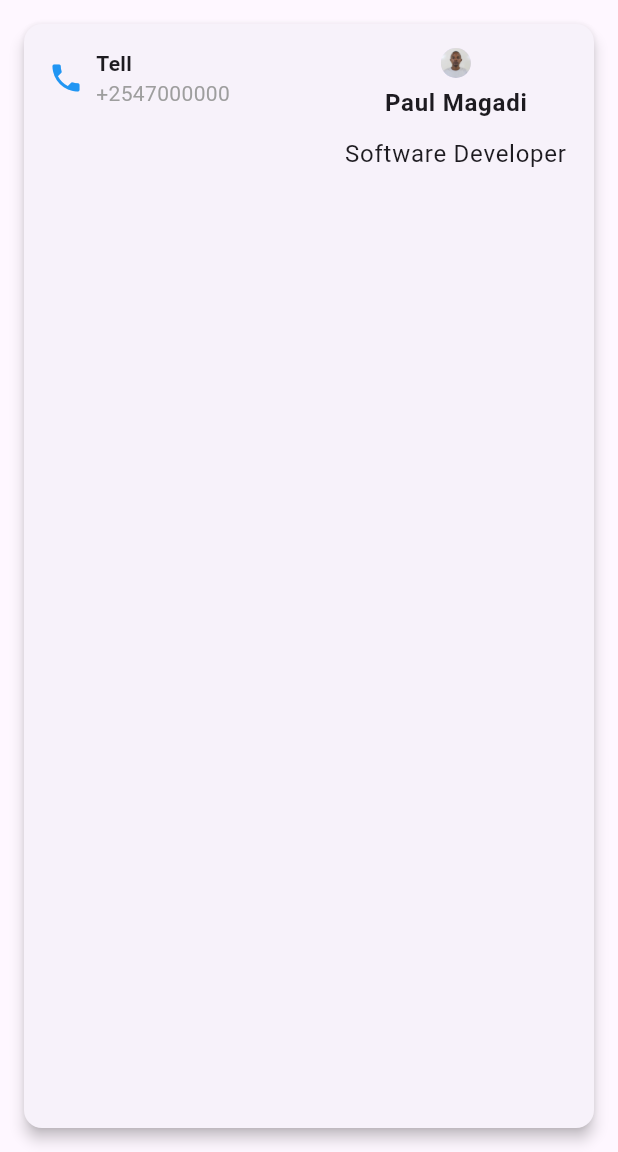
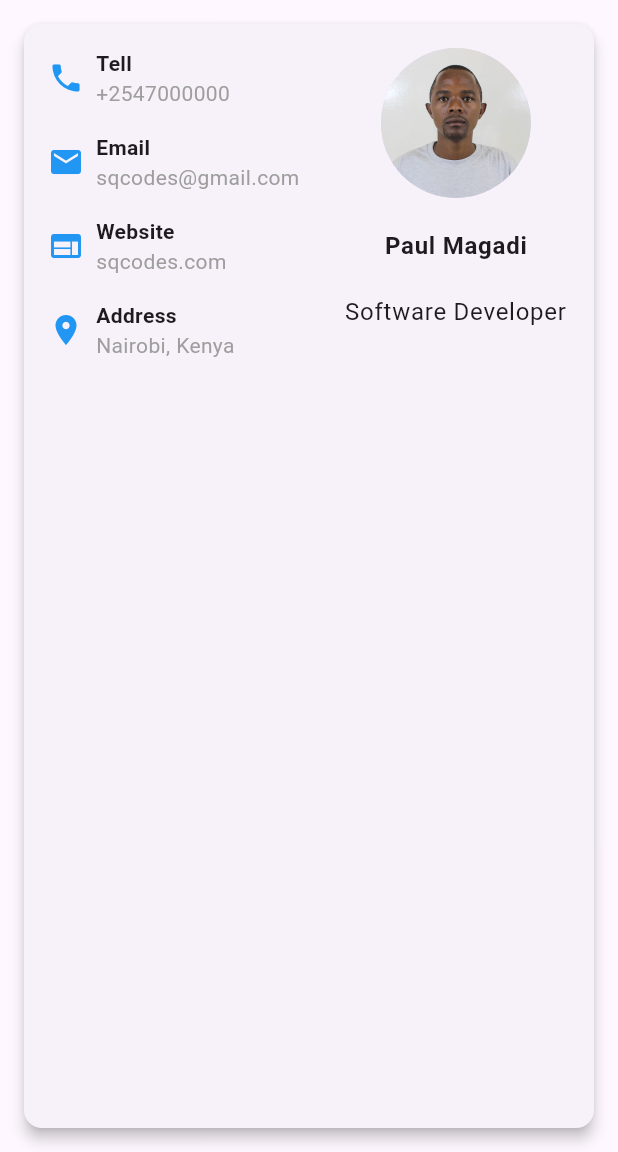
Before and after one commit to paulmagadi/Learn_Flutter, a Flutter app: the screen it shows after launch, on a phone screen of 412 x 824 dp, the part 84-1236 px from its top. Run offline on Flutter 3.47's test engine with Material 3 defaults, Android fonts, the phone set to English and light mode, and no system bars; our stand-ins replace font_awesome_flutter.

Commit message:
modified:   practice_flutter/card_app/lib/screens/home.dart

```diff
--- a/practice_flutter/card_app/lib/screens/home.dart
+++ b/practice_flutter/card_app/lib/screens/home.dart
@@ -26,13 +26,10 @@ class _HomeState extends State<Home> {
             child: Row(
               mainAxisAlignment: MainAxisAlignment.spaceBetween,
               children: [
-                const Column(
+                Column(
                   crossAxisAlignment: CrossAxisAlignment.start,
                   children: <Widget>[
-                    // Text("Hello world"),
-                    // Text("My Name is paul"),
-
-                    Row(
+                    const Row(
                       children: [
                         Icon(Icons.phone, color: Colors.blue),
                         SizedBox(width: 8), // Add spacing between icon and text
@@ -47,36 +44,83 @@ class _HomeState extends State<Home> {
                         ),
                       ],
                     ),
-                    // const ListTile(
-                    //   leading: Icon(Icons.email),
-                    //   title: Text('Email'),
-                    //   subtitle: Text('sqcodes@gmail.com'),
-                    // ),
-                    // ListTile(
-                    //     leading: const Icon(Icons.web),
-                    //     title: const Text('Website'),
-                    //     subtitle: const Text('sqcodes.com'),
-                    //     onTap: () {}),
-                    // const ListTile(
-                    //   leading: Icon(Icons.location_on),
-                    //   title: Text('Address'),
-                    //   subtitle: Text('Nairobi, Kenya'),
-                    // ),
+                    const SizedBox(height: 16), // Add spacing between rows
+
+                    // Email information
+                    const Row(
+                      children: [
+                        Icon(Icons.email, color: Colors.blue),
+                        SizedBox(width: 8),
+                        Column(
+                          crossAxisAlignment: CrossAxisAlignment.start,
+                          children: [
+                            Text('Email',
+                                style: TextStyle(fontWeight: FontWeight.bold)),
+                            Text('sqcodes@gmail.com',
+                                style: TextStyle(color: Colors.grey)),
+                          ],
+                        ),
+                      ],
+                    ),
+                    const SizedBox(height: 16), // Add spacing between rows
+
+                    // Website information
+                    Row(
+                      children: [
+                        const Icon(Icons.web, color: Colors.blue),
+                        const SizedBox(width: 8),
+                        Column(
+                          crossAxisAlignment: CrossAxisAlignment.start,
+                          children: [
+                            const Text('Website',
+                                style: TextStyle(fontWeight: FontWeight.bold)),
+                            GestureDetector(
+                              onTap: () {
+                                // Handle website tap
+                                // You can use url_launcher package to launch the URL
+                              },
+                              child: const Text(
+                                'sqcodes.com',
+                                style: TextStyle(color: Colors.grey),
+                              ),
+                            ),
+                          ],
+                        ),
+                      ],
+                    ),
+                    const SizedBox(height: 16), // Add spacing between rows
+
+                    // Address information
+                    const Row(
+                      children: [
+                        Icon(Icons.location_on, color: Colors.blue),
+                        SizedBox(width: 8),
+                        Column(
+                          crossAxisAlignment: CrossAxisAlignment.start,
+                          children: [
+                            Text('Address',
+                                style: TextStyle(fontWeight: FontWeight.bold)),
+                            Text('Nairobi, Kenya',
+                                style: TextStyle(color: Colors.grey)),
+                          ],
+                        ),
+                      ],
+                    ),
                   ],
                 ),
                 Column(
                   children: <Widget>[
                     const CircleAvatar(
-                      radius: 10,
+                      radius: 50,
                       backgroundImage: AssetImage('images/paul.jpg'),
                     ),
-                    const SizedBox(height: 5),
+                    const SizedBox(height: 20),
                     Text('Paul Magadi',
                         style: Theme.of(context)
                             .textTheme
                             .bodyLarge
                             ?.copyWith(fontWeight: FontWeight.bold)),
-                    const SizedBox(height: 10),
+                    const SizedBox(height: 20),
                     Text('Software Developer ',
                         textAlign: TextAlign.center,
                         style: Theme.of(context).textTheme.bodyLarge),
```
